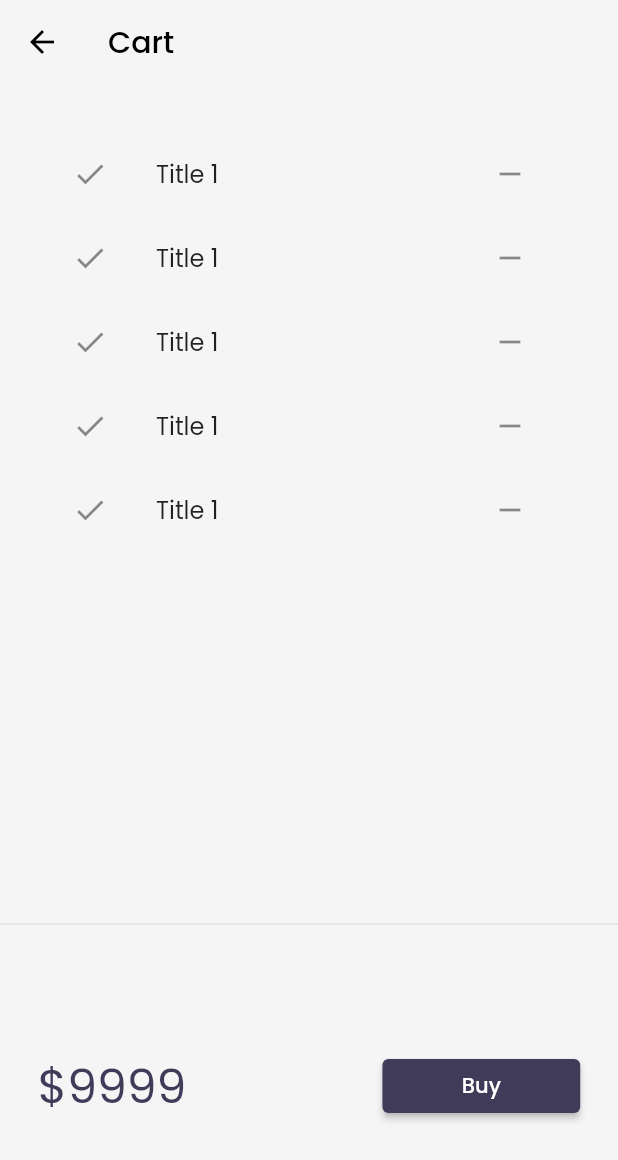
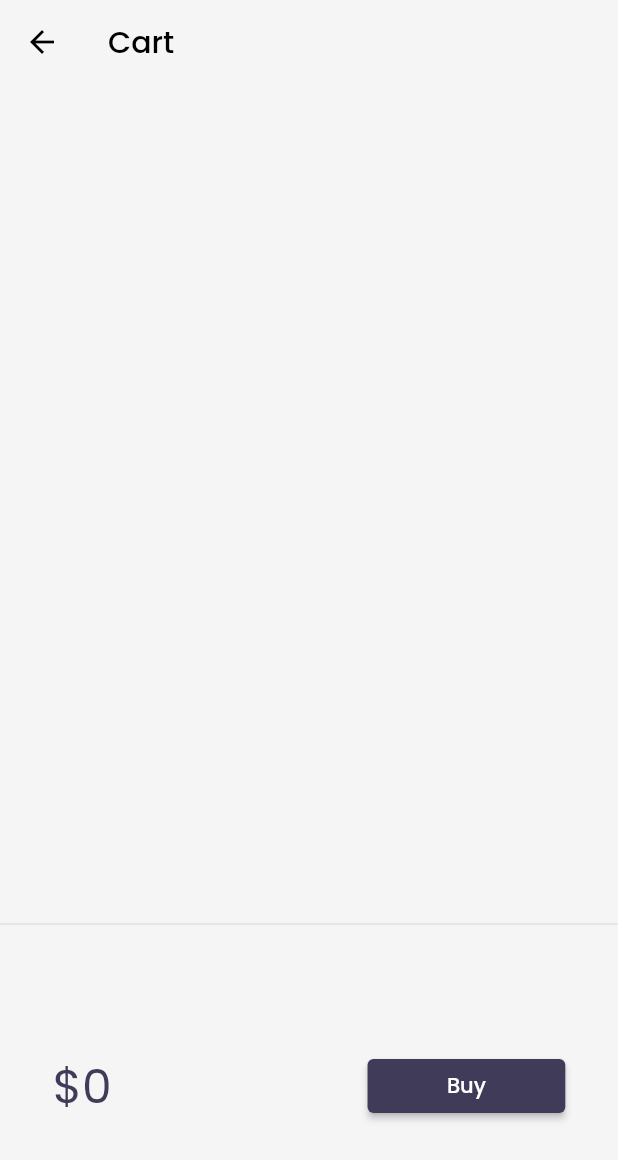
Before and after one commit to kamlesh19971/Flutter_Practice, a Flutter app: the CartPage screen opened by its route, on a phone screen of 412 x 824 dp. Shown: the top 1160 px of the screen. Run offline on Flutter 3.47's test engine with Material 2 defaults, Android fonts, the phone set to English and light mode, and no system bars; our stand-ins replace google_fonts, velocity_x; network calls fail.

Commit message:
Day 24 completed

```diff
--- a/lib/models/cart.dart
+++ b/lib/models/cart.dart
@@ -2,6 +2,12 @@
 import 'package:flutter_catalog/models/catalog.dart';
 
 class CartModel {
+
+  static final cartModel = CartModel._internal();
+
+  CartModel._internal();
+
+  factory CartModel() => cartModel;
 
   late CatalogModel _catalog;
 
@@ -24,4 +30,5 @@ class CartModel {
   void remove(Item item) {
     _itemIds.remove(item.id);
   }
+
 }
--- a/lib/models/catalog.dart
+++ b/lib/models/catalog.dart
@@ -1,6 +1,13 @@
 import 'dart:convert';
 
 class CatalogModel {
+
+  static final catalogModel = CatalogModel._internal();
+
+  CatalogModel._internal();
+
+  factory CatalogModel() => catalogModel;
+
   static List<Item> items = [];
 
   // Get Item by Id
--- a/lib/pages/cart_page.dart
+++ b/lib/pages/cart_page.dart
@@ -1,4 +1,5 @@
 import 'package:flutter/material.dart';
+import 'package:flutter_catalog/models/cart.dart';
 import 'package:flutter_catalog/widgets/themes.dart';
 import 'package:velocity_x/velocity_x.dart';
 
@@ -25,16 +26,19 @@ class CartPage extends StatelessWidget {
 }
 
 class _CartTotal extends StatelessWidget {
+
   const _CartTotal({ Key? key }) : super(key: key);
 
   @override
   Widget build(BuildContext context) {
+    final _cart = CartModel();
+
     return SizedBox(
       height: 200,
       child: Row(
         mainAxisAlignment: MainAxisAlignment.spaceAround,
         children: [
-          "\$9999".text.xl4.color(context.accentColor).make(),
+          "\$${_cart.totalPrice}".text.xl4.color(context.accentColor).make(),
           30.widthBox,
           ElevatedButton(
             onPressed: (){
@@ -59,17 +63,20 @@ class _CartList extends StatefulWidget {
 }
 
 class _CartListState extends State<_CartList> {
+
+  final _cart = CartModel();
+
   @override
   Widget build(BuildContext context) {
     return ListView.builder(
-        itemCount: 5,
+        itemCount: _cart.items.length,
         itemBuilder: (context, index) => ListTile(
           leading: const Icon(Icons.done),
           trailing: IconButton(
             icon: Icon(Icons.remove),
             onPressed: () {}
           ),
-          title: "Title 1".text.make(),
+          title: _cart.items[index].name.text.make(),
         ),
     );
   }
```
Also changed, not shown: lib/widgets/home_widgets/catalog_list.dart (+36 -8 lines).
